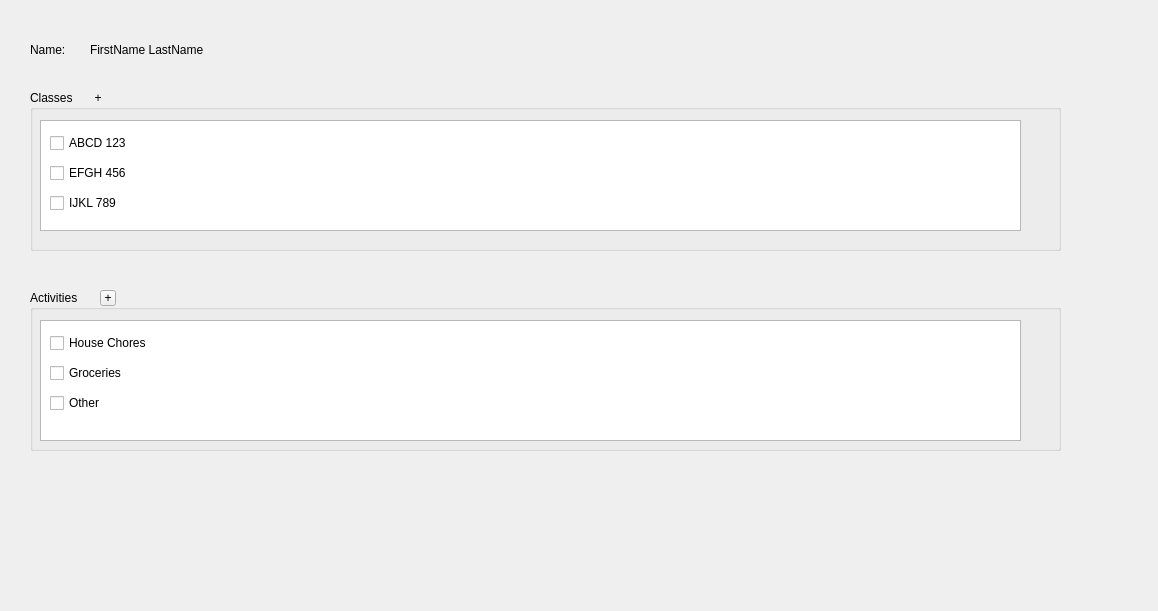
Above: src/widgets/ProfileScreen/profilescreen.ui from gregk27/TasQ-Application before the change. Below: the same form after it.
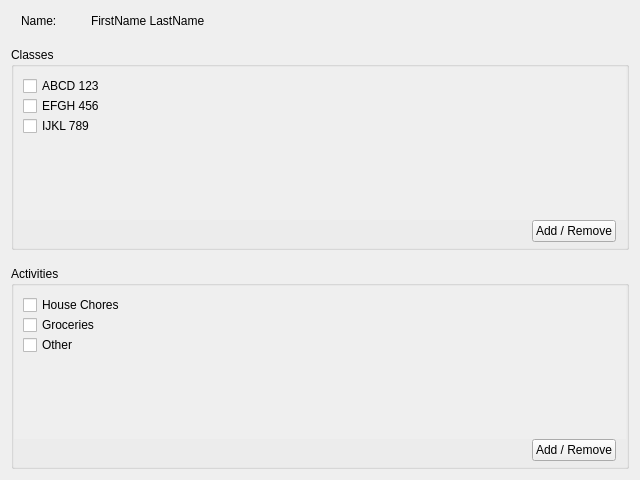
That is the form after the change. Icons and pictures are not drawn.

Patch:
```diff
--- a/src/widgets/ProfileScreen/profilescreen.ui
+++ b/src/widgets/ProfileScreen/profilescreen.ui
@@ -6,45 +6,177 @@
    <rect>
     <x>0</x>
     <y>0</y>
-    <width>1158</width>
-    <height>611</height>
+    <width>640</width>
+    <height>480</height>
    </rect>
   </property>
   <property name="windowTitle">
    <string>Form</string>
   </property>
-   <widget class="QWidget" name="tab">
+  <layout class="QVBoxLayout" name="verticalLayout">
+   <item>
+    <widget class="QWidget" name="widget" native="true">
+     <property name="sizePolicy">
+      <sizepolicy hsizetype="MinimumExpanding" vsizetype="Fixed">
+       <horstretch>0</horstretch>
+       <verstretch>0</verstretch>
+      </sizepolicy>
+     </property>
+     <property name="minimumSize">
+      <size>
+       <width>0</width>
+       <height>30</height>
+      </size>
+     </property>
+     <widget class="QLabel" name="label_2">
+      <property name="geometry">
+       <rect>
+        <x>80</x>
+        <y>0</y>
+        <width>241</width>
+        <height>20</height>
+       </rect>
+      </property>
+      <property name="text">
+       <string>FirstName LastName</string>
+      </property>
+     </widget>
+     <widget class="QLabel" name="label">
+      <property name="geometry">
+       <rect>
+        <x>10</x>
+        <y>0</y>
+        <width>69</width>
+        <height>20</height>
+       </rect>
+      </property>
+      <property name="text">
+       <string>Name:</string>
+      </property>
+     </widget>
+    </widget>
+   </item>
+   <item>
     <widget class="QGroupBox" name="groupBox">
-     <property name="geometry">
-      <rect>
-       <x>30</x>
-       <y>90</y>
-       <width>1031</width>
-       <height>161</height>
-      </rect>
+     <property name="sizePolicy">
+      <sizepolicy hsizetype="MinimumExpanding" vsizetype="Expanding">
+       <horstretch>0</horstretch>
+       <verstretch>0</verstretch>
+      </sizepolicy>
      </property>
      <property name="title">
       <string>Classes</string>
      </property>
-     <widget class="QListWidget" name="listWidget">
+     <layout class="QGridLayout" name="gridLayout" rowstretch="1,0" columnstretch="0">
+      <property name="leftMargin">
+       <number>0</number>
+      </property>
+      <property name="topMargin">
+       <number>0</number>
+      </property>
+      <property name="rightMargin">
+       <number>0</number>
+      </property>
+      <property name="bottomMargin">
+       <number>0</number>
+      </property>
+      <property name="spacing">
+       <number>0</number>
+      </property>
+      <item row="1" column="0">
+       <widget class="QWidget" name="widget_2" native="true">
+        <property name="sizePolicy">
+         <sizepolicy hsizetype="Expanding" vsizetype="Fixed">
+          <horstretch>1</horstretch>
+          <verstretch>0</verstretch>
+         </sizepolicy>
+        </property>
+        <property name="minimumSize">
+         <size>
+          <width>0</width>
+          <height>20</height>
+         </size>
+        </property>
+        <layout class="QHBoxLayout" name="horizontalLayout">
+         <property name="spacing">
+          <number>0</number>
+         </property>
+         <property name="leftMargin">
+          <number>10</number>
+         </property>
+         <property name="topMargin">
+          <number>0</number>
+         </property>
+         <property name="rightMargin">
+          <number>10</number>
+         </property>
+         <property name="bottomMargin">
+          <number>5</number>
+         </property>
+         <item>
+          <spacer name="horizontalSpacer">
+           <property name="orientation">
+            <enum>Qt::Horizontal</enum>
+           </property>
+           <property name="sizeHint" stdset="0">
+            <size>
+             <width>40</width>
+             <height>1</height>
+            </size>
+           </property>
+          </spacer>
+         </item>
+         <item>
+          <widget class="QPushButton" name="pushButton_2">
+           <property name="sizePolicy">
+            <sizepolicy hsizetype="Fixed" vsizetype="Fixed">
+             <horstretch>0</horstretch>
+             <verstretch>0</verstretch>
+            </sizepolicy>
+           </property>
+           <property name="minimumSize">
+            <size>
+             <width>0</width>
+             <height>20</height>
+            </size>
+           </property>
+           <property name="text">
+            <string>Add / Remove</string>
+           </property>
+          </widget>
+         </item>
+        </layout>
+       </widget>
+      </item>
+      <item row="0" column="0">
+       <widget class="QScrollArea" name="scrollArea">
+        <property name="frameShape">
+         <enum>QFrame::NoFrame</enum>
+        </property>
+        <property name="frameShadow">
+         <enum>QFrame::Plain</enum>
+        </property>
+        <property name="horizontalScrollBarPolicy">
+         <enum>Qt::ScrollBarAlwaysOff</enum>
+        </property>
+        <property name="widgetResizable">
+         <bool>true</bool>
+        </property>
+        <widget class="QWidget" name="classes">
       <property name="geometry">
        <rect>
-        <x>10</x>
-        <y>30</y>
-        <width>981</width>
-        <height>111</height>
-       </rect>
-      </property>
-     </widget>
+           <x>0</x>
+           <y>0</y>
+           <width>616</width>
+           <height>154</height>
+          </rect>
+         </property>
+         <layout class="QVBoxLayout" name="verticalLayout_2">
+          <property name="spacing">
+           <number>0</number>
+          </property>
+          <item>
      <widget class="QCheckBox" name="checkBox">
-      <property name="geometry">
-       <rect>
-        <x>20</x>
-        <y>40</y>
-        <width>98</width>
-        <height>26</height>
-       </rect>
-      </property>
       <property name="text">
        <string>ABCD 123</string>
       </property>
@@ -55,15 +187,9 @@
        <bool>false</bool>
       </property>
      </widget>
+          </item>
+          <item>
      <widget class="QCheckBox" name="checkBox_3">
-      <property name="geometry">
-       <rect>
-        <x>20</x>
-        <y>70</y>
-        <width>98</width>
-        <height>26</height>
-       </rect>
-      </property>
       <property name="text">
        <string>EFGH 456</string>
       </property>
@@ -71,15 +197,9 @@
        <bool>false</bool>
       </property>
      </widget>
+          </item>
+          <item>
      <widget class="QCheckBox" name="checkBox_4">
-      <property name="geometry">
-       <rect>
-        <x>20</x>
-        <y>100</y>
-        <width>98</width>
-        <height>26</height>
-       </rect>
-      </property>
       <property name="text">
        <string>IJKL 789</string>
       </property>
@@ -90,96 +210,99 @@
        <bool>false</bool>
       </property>
      </widget>
-     <widget class="QToolButton" name="toolButton">
-      <property name="geometry">
-       <rect>
-        <x>60</x>
-        <y>0</y>
-        <width>16</width>
-        <height>16</height>
-       </rect>
-      </property>
-      <property name="text">
-       <string>+</string>
-      </property>
-      <property name="icon">
-       <iconset theme="+">
-        <normaloff>.</normaloff>.</iconset>
-      </property>
-      <property name="checkable">
-       <bool>false</bool>
-      </property>
-      <property name="autoRepeat">
-       <bool>false</bool>
-      </property>
-      <property name="autoExclusive">
-       <bool>false</bool>
-      </property>
-      <property name="autoRaise">
-       <bool>true</bool>
-      </property>
-     </widget>
-    </widget>
-    <widget class="QLabel" name="label">
-     <property name="geometry">
-      <rect>
-       <x>30</x>
-       <y>40</y>
-       <width>69</width>
-       <height>20</height>
-      </rect>
+          </item>
+          <item>
+           <spacer name="verticalSpacer">
+            <property name="orientation">
+             <enum>Qt::Vertical</enum>
+            </property>
+            <property name="sizeHint" stdset="0">
+             <size>
+              <width>20</width>
+              <height>40</height>
+             </size>
+            </property>
+           </spacer>
+          </item>
+         </layout>
+        </widget>
+       </widget>
+      </item>
+     </layout>
+    </widget>
+   </item>
+   <item>
+    <spacer name="verticalSpacer_3">
+     <property name="orientation">
+      <enum>Qt::Vertical</enum>
      </property>
-     <property name="text">
-      <string>Name: </string>
+     <property name="sizeType">
+      <enum>QSizePolicy::Fixed</enum>
      </property>
-    </widget>
+     <property name="sizeHint" stdset="0">
+      <size>
+       <width>20</width>
+       <height>10</height>
+      </size>
+     </property>
+    </spacer>
+   </item>
+   <item>
     <widget class="QGroupBox" name="groupBox_2">
-     <property name="geometry">
-      <rect>
-       <x>30</x>
-       <y>290</y>
-       <width>1031</width>
-       <height>161</height>
-      </rect>
+     <property name="sizePolicy">
+      <sizepolicy hsizetype="MinimumExpanding" vsizetype="Expanding">
+       <horstretch>0</horstretch>
+       <verstretch>0</verstretch>
+      </sizepolicy>
      </property>
      <property name="title">
       <string>Activities</string>
      </property>
-     <widget class="QListView" name="listView_2">
-      <property name="geometry">
-       <rect>
-        <x>10</x>
-        <y>30</y>
-        <width>981</width>
-        <height>121</height>
-       </rect>
+     <layout class="QGridLayout" name="gridLayout" rowstretch="1,0" columnstretch="1">
+      <property name="leftMargin">
+       <number>0</number>
       </property>
-     </widget>
-     <widget class="QCheckBox" name="checkBox_5">
-      <property name="geometry">
-       <rect>
-        <x>20</x>
-        <y>70</y>
-        <width>98</width>
-        <height>26</height>
-       </rect>
+      <property name="topMargin">
+       <number>0</number>
       </property>
-      <property name="text">
-       <string>Groceries</string>
+      <property name="rightMargin">
+       <number>0</number>
       </property>
-      <property name="checkable">
-       <bool>false</bool>
+      <property name="bottomMargin">
+       <number>0</number>
       </property>
-     </widget>
-     <widget class="QCheckBox" name="checkBox_2">
+      <property name="spacing">
+       <number>0</number>
+      </property>
+      <item row="0" column="0">
+       <widget class="QScrollArea" name="scrollArea_2">
+        <property name="frameShape">
+         <enum>QFrame::NoFrame</enum>
+        </property>
+        <property name="frameShadow">
+         <enum>QFrame::Plain</enum>
+        </property>
+        <property name="horizontalScrollBarPolicy">
+         <enum>Qt::ScrollBarAlwaysOff</enum>
+        </property>
+        <property name="widgetResizable">
+         <bool>true</bool>
+        </property>
+        <widget class="QWidget" name="activities">
       <property name="geometry">
        <rect>
-        <x>20</x>
-        <y>40</y>
-        <width>141</width>
-        <height>26</height>
-       </rect>
-      </property>
+           <x>0</x>
+           <y>0</y>
+           <width>616</width>
+           <height>154</height>
+          </rect>
+         </property>
+         <layout class="QVBoxLayout" name="verticalLayout_3">
+          <property name="spacing">
+           <number>0</number>
+          </property>
+          <item>
+           <widget class="QCheckBox" name="checkBox_7">
       <property name="text">
        <string>House Chores</string>
       </property>
@@ -189,54 +312,117 @@
       <property name="autoRepeat">
        <bool>false</bool>
       </property>
-      <property name="autoExclusive">
+           </widget>
+          </item>
+          <item>
+           <widget class="QCheckBox" name="checkBox_8">
+            <property name="text">
+             <string>Groceries</string>
+            </property>
+            <property name="checkable">
        <bool>false</bool>
       </property>
      </widget>
-     <widget class="QCheckBox" name="checkBox_6">
-      <property name="geometry">
-       <rect>
-        <x>20</x>
-        <y>100</y>
-        <width>98</width>
-        <height>26</height>
-       </rect>
-      </property>
+          </item>
+          <item>
+           <widget class="QCheckBox" name="checkBox_9">
       <property name="text">
        <string>Other</string>
       </property>
       <property name="checkable">
        <bool>false</bool>
       </property>
-     </widget>
-     <widget class="QToolButton" name="toolButton_2">
-      <property name="geometry">
-       <rect>
-        <x>70</x>
-        <y>0</y>
-        <width>16</width>
-        <height>16</height>
-       </rect>
-      </property>
-      <property name="text">
-       <string>+</string>
-      </property>
-     </widget>
-    </widget>
-    <widget class="QLabel" name="label_2">
-     <property name="geometry">
-      <rect>
-       <x>90</x>
-       <y>40</y>
-       <width>241</width>
+            <property name="tristate">
+             <bool>false</bool>
+            </property>
+           </widget>
+          </item>
+          <item>
+           <spacer name="verticalSpacer_2">
+            <property name="orientation">
+             <enum>Qt::Vertical</enum>
+            </property>
+            <property name="sizeHint" stdset="0">
+             <size>
+              <width>20</width>
+              <height>40</height>
+             </size>
+            </property>
+           </spacer>
+          </item>
+         </layout>
+        </widget>
+       </widget>
+      </item>
+      <item row="1" column="0">
+       <widget class="QWidget" name="widget_3" native="true">
+        <property name="sizePolicy">
+         <sizepolicy hsizetype="Expanding" vsizetype="Fixed">
+          <horstretch>1</horstretch>
+          <verstretch>0</verstretch>
+         </sizepolicy>
+        </property>
+        <property name="minimumSize">
+         <size>
+          <width>0</width>
        <height>20</height>
-      </rect>
-     </property>
+         </size>
+        </property>
+        <layout class="QHBoxLayout" name="horizontalLayout">
+         <property name="spacing">
+          <number>0</number>
+         </property>
+         <property name="leftMargin">
+          <number>10</number>
+         </property>
+         <property name="topMargin">
+          <number>0</number>
+         </property>
+         <property name="rightMargin">
+          <number>10</number>
+         </property>
+         <property name="bottomMargin">
+          <number>5</number>
+         </property>
+         <item>
+          <spacer name="horizontalSpacer2">
+           <property name="orientation">
+            <enum>Qt::Horizontal</enum>
+           </property>
+           <property name="sizeHint" stdset="0">
+            <size>
+             <width>40</width>
+             <height>1</height>
+            </size>
+           </property>
+          </spacer>
+         </item>
+         <item>
+          <widget class="QPushButton" name="pushButton_3">
+           <property name="sizePolicy">
+            <sizepolicy hsizetype="Fixed" vsizetype="Fixed">
+             <horstretch>0</horstretch>
+             <verstretch>0</verstretch>
+            </sizepolicy>
+           </property>
+           <property name="minimumSize">
+            <size>
+             <width>0</width>
+             <height>20</height>
+            </size>
+           </property>
      <property name="text">
-      <string>FirstName LastName</string>
-     </property>
-    </widget>
-   </widget>
+            <string>Add / Remove</string>
+           </property>
+          </widget>
+         </item>
+        </layout>
+       </widget>
+      </item>
+     </layout>
+    </widget>
+   </item>
+  </layout>
  </widget>
  <resources/>
  <connections/>
```
Left out of the diff: 2 changed lines with no effect on the pictures. Lines whose indentation alone changed are shown as unchanged.
